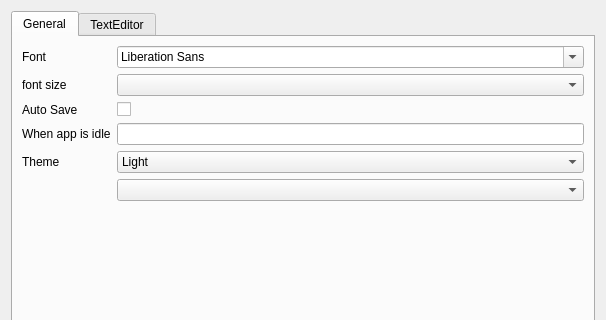
Before: the Qt Designer form src/settings.ui in kum8r/SimpleCodeEditor, drawn with Qt 5; both pictures show x 0 to 606 and y 0 to 320 of the 606 by 504 pixel window.
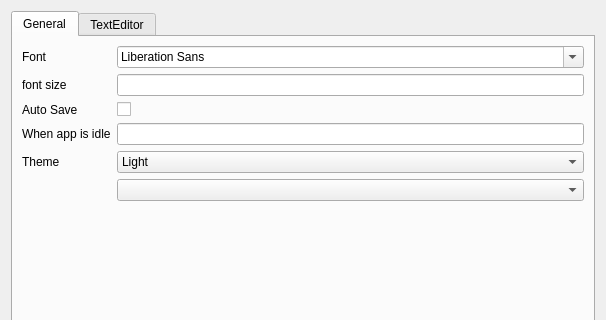
After: the same form once the commit is applied. The open tabs and pages were chosen to show the change.

Diff of the .ui file:
```diff
--- a/src/settings.ui
+++ b/src/settings.ui
@@ -78,9 +78,6 @@
          </property>
         </widget>
        </item>
-       <item row="1" column="1">
-        <widget class="QComboBox" name="fontsize"/>
-       </item>
        <item row="2" column="0">
         <widget class="QLabel" name="label_2">
          <property name="text">
@@ -126,6 +123,9 @@
          </item>
         </widget>
        </item>
+       <item row="1" column="1">
+        <widget class="QLineEdit" name="genFontSize"/>
+       </item>
       </layout>
      </widget>
      <widget class="QWidget" name="texteditor">
```
Left out of the diff: 4 changed lines with no effect on the pictures.
